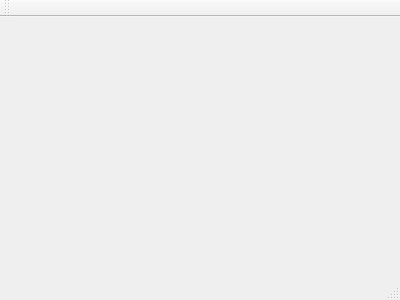
Old version of the form torgcrmmain.ui in the repository torgcrm/TorgCRM-QtClient.
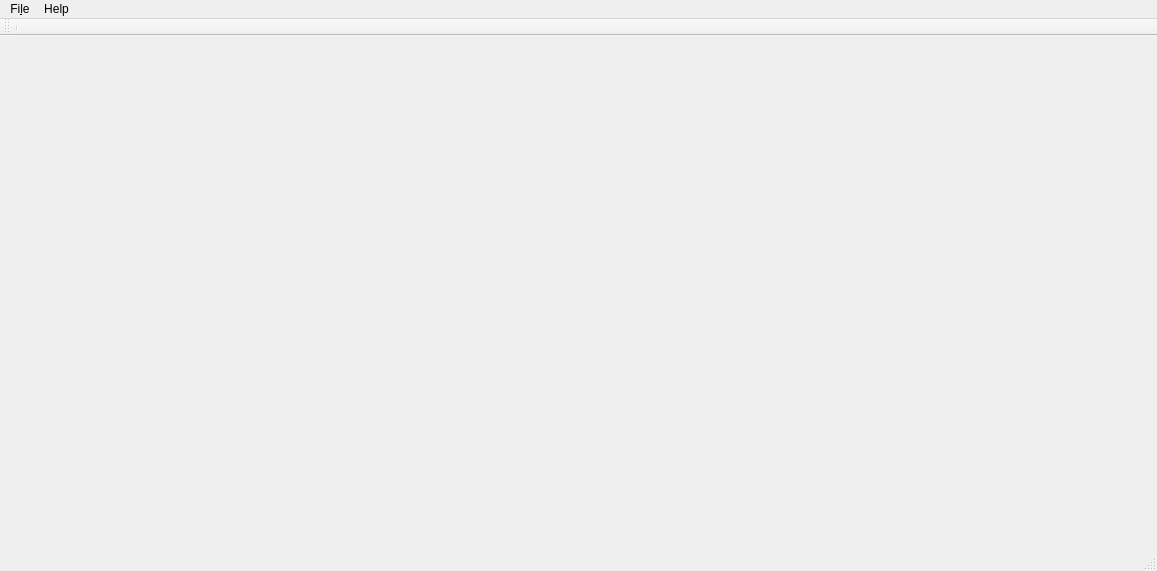
New version of the form.

Commit message: add main window

What changed in the file:
```diff
--- a/torgcrmmain.ui
+++ b/torgcrmmain.ui
@@ -1,24 +1,69 @@
 <ui version="4.0">
  <class>TorgCRMMain</class>
- <widget class="QMainWindow" name="TorgCRMMain" >
-  <property name="geometry" >
+ <widget class="QMainWindow" name="TorgCRMMain">
+  <property name="geometry">
    <rect>
     <x>0</x>
     <y>0</y>
-    <width>400</width>
-    <height>300</height>
+    <width>1157</width>
+    <height>571</height>
    </rect>
   </property>
   <property name="windowTitle" >
    <string>TorgCRMMain</string>
   </property>
-  <widget class="QMenuBar" name="menuBar" />
-  <widget class="QToolBar" name="mainToolBar" />
-  <widget class="QWidget" name="centralWidget" />
-  <widget class="QStatusBar" name="statusBar" />
+  <widget class="QWidget" name="centralWidget"/>
+  <widget class="QMenuBar" name="menuBar">
+   <property name="geometry">
+    <rect>
+     <x>0</x>
+     <y>0</y>
+     <width>1157</width>
+     <height>30</height>
+    </rect>
+   </property>
+   <widget class="QMenu" name="menuFile">
+    <property name="title">
+     <string>Fi&amp;le</string>
+    </property>
+    <addaction name="actionClose"/>
+   </widget>
+   <widget class="QMenu" name="menuHelp">
+    <property name="title">
+     <string>Help</string>
+    </property>
+    <addaction name="actionAbout_2"/>
+   </widget>
+   <addaction name="menuFile"/>
+   <addaction name="menuHelp"/>
+  </widget>
+  <widget class="QToolBar" name="mainToolBar">
+   <attribute name="toolBarArea">
+    <enum>TopToolBarArea</enum>
+   </attribute>
+   <attribute name="toolBarBreak">
+    <bool>false</bool>
+   </attribute>
+   <addaction name="separator"/>
+  </widget>
+  <widget class="QStatusBar" name="statusBar"/>
+  <action name="actionClose">
+   <property name="text">
+    <string>Close</string>
+   </property>
+  </action>
+  <action name="actionAbout">
+   <property name="text">
+    <string>About</string>
+   </property>
+  </action>
+  <action name="actionAbout_2">
+   <property name="text">
+    <string>About</string>
+   </property>
+  </action>
  </widget>
- <layoutDefault spacing="6" margin="11" />
- <pixmapfunction></pixmapfunction>
+ <layoutdefault spacing="6" margin="11"/>
  <resources/>
  <connections/>
 </ui>
```
Left out of the diff: 3 changed lines with no effect on the pictures. The commit also changes 4 other files.
